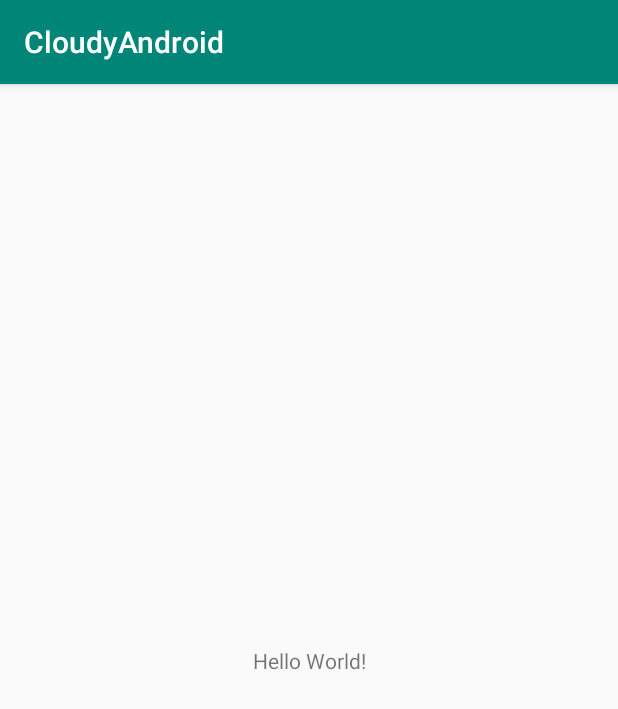
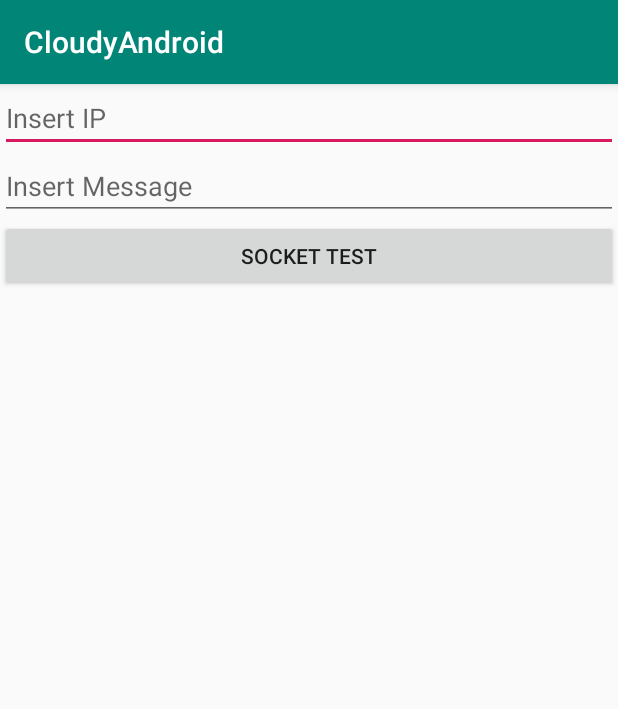
Before and after one commit to cherrytomato1/Cloudy, an Android app: the screen it shows after launch (MainActivity), on a phone screen of 412 x 824 dp. Shown: the top 709 px of the screen. Run offline under Robolectric (Android 15) with nearby library versions, the phone set to English and light mode, and no system bars.

Commit message:
Kotlin APP test

```diff
--- a/CloudyAndroid/app/src/main/java/com/example/cloudyandroid/MainActivity.kt
+++ b/CloudyAndroid/app/src/main/java/com/example/cloudyandroid/MainActivity.kt
@@ -1,12 +1,29 @@
 package com.example.cloudyandroid
 
+import android.annotation.SuppressLint
 import android.support.v7.app.AppCompatActivity
 import android.os.Bundle
+import android.widget.EditText
+import android.widget.Toast
+import kotlinx.android.synthetic.main.activity_main.*
 
 class MainActivity : AppCompatActivity() {
 
+    @SuppressLint("ResourceType")
     override fun onCreate(savedInstanceState: Bundle?) {
         super.onCreate(savedInstanceState)
         setContentView(R.layout.activity_main)
+
+        var etMsg = findViewById(R.id.etMsg) as EditText
+        var etIp = findViewById<EditText>(R.id.etIp)
+        var sendMsg = "temp".toByteArray()
+
+        var hostIP : Int
+        val PORT = 8800
+
+
+        btnSend.setOnClickListener {
+            Toast.makeText(this,etMsg.text,Toast.LENGTH_LONG).show()
+        }
     }
 }
--- a/CloudyAndroid/app/src/main/res/layout/activity_main.xml
+++ b/CloudyAndroid/app/src/main/res/layout/activity_main.xml
@@ -1,19 +1,26 @@
 <?xml version="1.0" encoding="utf-8"?>
-<android.support.constraint.ConstraintLayout
-        xmlns:android="http://schemas.android.com/apk/res/android"
-        xmlns:tools="http://schemas.android.com/tools"
-        xmlns:app="http://schemas.android.com/apk/res-auto"
+<LinearLayout
+        android:orientation="vertical"
         android:layout_width="match_parent"
         android:layout_height="match_parent"
-        tools:context=".MainActivity">
+        xmlns:android="http://schemas.android.com/apk/res/android">
 
-    <TextView
-            android:layout_width="wrap_content"
+    <EditText
+            android:id="@+id/etIp"
+            android:layout_width="match_parent"
             android:layout_height="wrap_content"
-            android:text="Hello World!"
-            app:layout_constraintBottom_toBottomOf="parent"
-            app:layout_constraintLeft_toLeftOf="parent"
-            app:layout_constraintRight_toRightOf="parent"
-            app:layout_constraintTop_toTopOf="parent"/>
-
-</android.support.constraint.ConstraintLayout>
+            android:hint="Insert IP"
+    />
+    <EditText
+            android:id="@+id/etMsg"
+            android:layout_width="match_parent"
+            android:layout_height="wrap_content"
+            android:hint="Insert Message"
+    />
+    <Button
+            android:id="@+id/btnSend"
+            android:layout_width="match_parent"
+            android:layout_height="wrap_content"
+            android:text="socket test"
+    />
+</LinearLayout>
```
